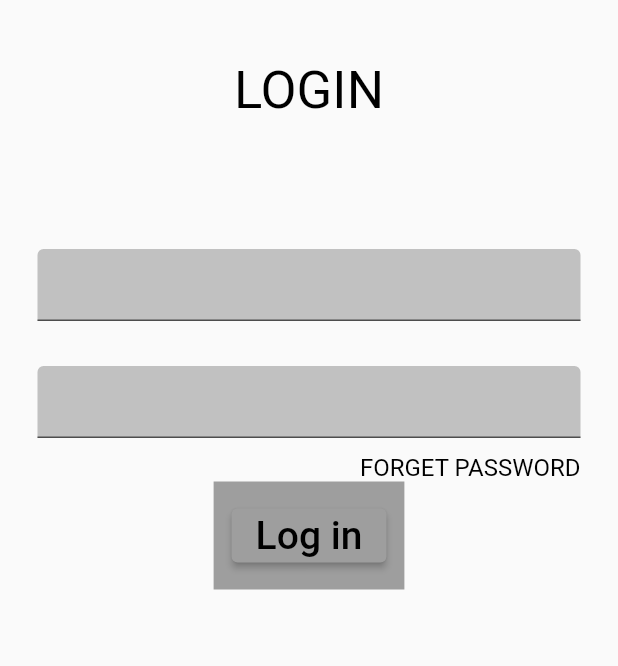
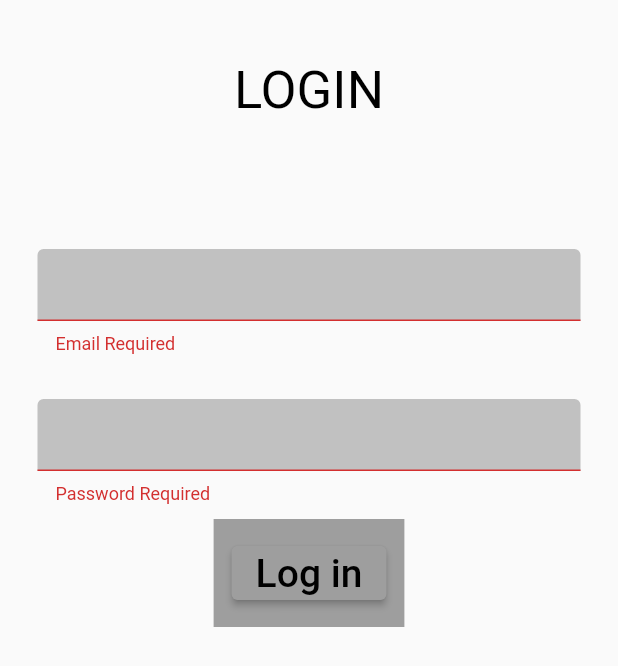
Before and after one commit to MuhammadSabah/Open-Vacancies, a Flutter app: the LoginScreenView screen opened directly, after a tap on "Log in", on a phone screen of 412 x 824 dp. Shown: the top 666 px of the screen. Run offline on Flutter 3.47's test engine with Material 2 defaults, Android fonts, the phone set to English and light mode, and no system bars; our stand-ins replace firebase_auth, firebase_core; accounts and stored records are empty.

Commit message:
Added validation to login

```diff
--- a/lib/src/screens/login_screen_view.dart
+++ b/lib/src/screens/login_screen_view.dart
@@ -46,7 +46,13 @@ class _LoginScreenView extends State<LoginScreenView> {
                 child: Column(
                   children: [
                     TextFormField(
-                        validator: (String? value) {},
+                        validator: (String? value) {
+                          if (value == null || _emailController.text.isEmpty) {
+                            return 'Email Required';
+                          } else {
+                            return null;
+                          }
+                        },
                         controller: _emailController,
                         decoration: const InputDecoration(
                           filled: true,
@@ -56,6 +62,13 @@ class _LoginScreenView extends State<LoginScreenView> {
                       height: 30,
                     ),
                     TextFormField(
+                        validator: (String? value) {
+                          if (value == null || _emailController.text.isEmpty) {
+                            return 'Password Required';
+                          } else {
+                            return null;
+                          }
+                        },
                         controller: _passwordController,
                         decoration: const InputDecoration(
                           filled: true,
@@ -63,18 +76,6 @@ class _LoginScreenView extends State<LoginScreenView> {
                         )),
                     const SizedBox(
                       height: 10,
-                    ),
-                    Row(
-                      mainAxisAlignment: MainAxisAlignment.end,
-                      children: const [
-                        Text(
-                          'FORGET PASSWORD',
-                          style: TextStyle(
-                            fontSize: 16,
-                            color: Colors.black,
-                          ),
-                        ),
-                      ],
                     ),
                     Container(
                       padding: const EdgeInsets.all(12),
```
